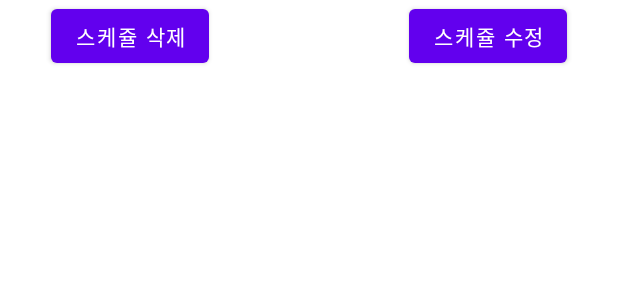
After one commit to applepepsi/dontforget, an Android app: the layout activity_delete_or_modify_pop_up.xml on its own in the app's theme, with its tools: preview values and no code run, on a phone screen of 412 x 824 dp. The commit adds this screen. Shown: the top 300 px of the screen. Run offline under Robolectric (Android 15) with nearby library versions, the light colour scheme and no system bars.

Commit message:
다이얼로그 구현

```diff
--- a/app/src/main/AndroidManifest.xml
+++ b/app/src/main/AndroidManifest.xml
@@ -14,6 +14,9 @@
         android:theme="@style/Theme.DontForget"
         tools:targetApi="31">
         <activity
+            android:name=".model.ModifySchedule"
+            android:exported="false" />
+        <activity
             android:name=".model.EnterSchedule"
             android:exported="false" />
         <activity
--- a/app/src/main/java/com/example/dontforget/model/db/ScheduleDao.kt
+++ b/app/src/main/java/com/example/dontforget/model/db/ScheduleDao.kt
@@ -15,5 +15,5 @@ interface ScheduleDao {
     fun updateSchedule(schedule:ScheduleModel)
 
     @Delete
-    fun delete(schedule:ScheduleModel)
+    fun deleteSchedule(schedule:ScheduleModel)
 }
--- /dev/null
+++ b/app/src/main/res/layout/activity_delete_or_modify_pop_up.xml
@@ -0,0 +1,28 @@
+<?xml version="1.0" encoding="utf-8"?>
+<androidx.constraintlayout.widget.ConstraintLayout xmlns:android="http://schemas.android.com/apk/res/android"
+    xmlns:app="http://schemas.android.com/apk/res-auto"
+    xmlns:tools="http://schemas.android.com/tools"
+    android:layout_width="match_parent"
+    android:layout_height="match_parent"
+    tools:context=".model.ModifySchedule">
+
+
+    <Button
+        android:id="@+id/deleteSchedule"
+        android:layout_width="wrap_content"
+        android:layout_height="wrap_content"
+        android:text="스케쥴 삭제"
+        app:layout_constraintEnd_toStartOf="@+id/modifySchedule"
+        app:layout_constraintStart_toStartOf="parent"
+        app:layout_constraintTop_toTopOf="parent" />
+
+    <Button
+        android:id="@+id/modifySchedule"
+        android:layout_width="wrap_content"
+        android:layout_height="wrap_content"
+        android:layout_marginStart="100dp"
+        android:text="스케쥴 수정"
+        app:layout_constraintEnd_toEndOf="parent"
+        app:layout_constraintStart_toEndOf="@+id/deleteSchedule"
+        app:layout_constraintTop_toTopOf="parent" />
+</androidx.constraintlayout.widget.ConstraintLayout>
```
Also changed, not shown: app/src/main/java/com/example/dontforget/MainActivity.kt (+34 -2 lines), app/src/main/java/com/example/dontforget/model/ModifySchedule.kt (added, +26 -0 lines), app/src/main/java/com/example/dontforget/model/RecyclerAdapter.kt (+19 -9 lines).
